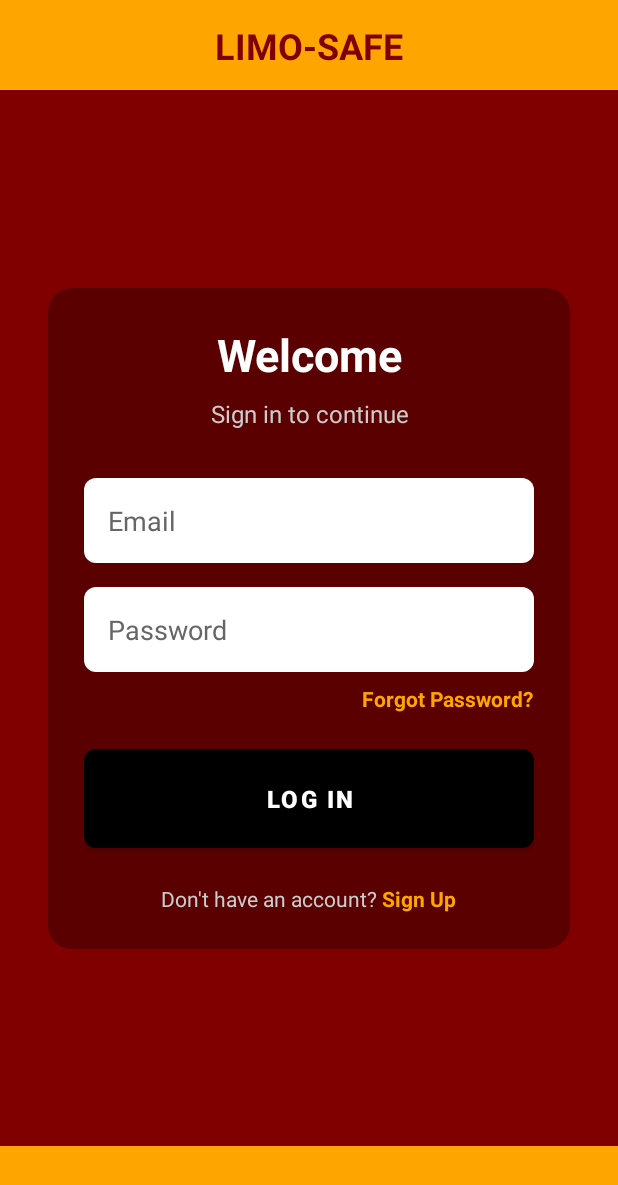
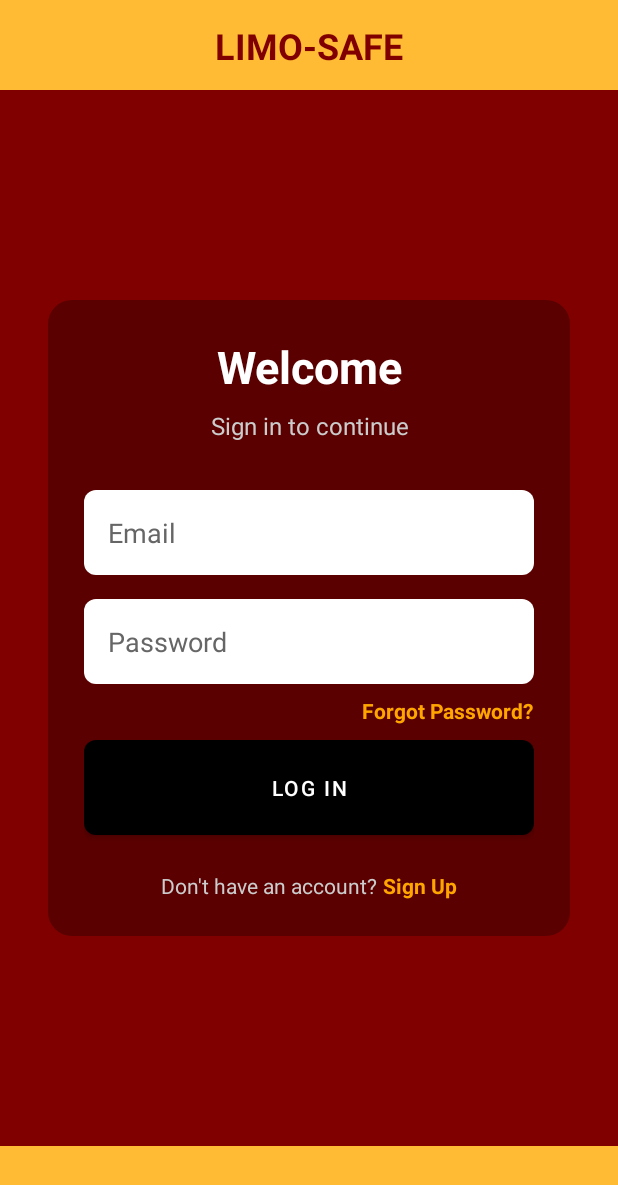
Before and after one commit to JEFFUUUUUUUUU/LIMO-Safe-App, an Android app: the screen it shows after launch (MainActivity), after a tap on "PRESS TO ENTER", on a phone screen of 412 x 824 dp. Shown: the top 1185 px of the screen. Run offline under Robolectric (Android 15) with nearby library versions, the phone set to English and light mode, and no system bars; our stand-ins replace Firebase (no records; nobody signed in at launch, a user with empty details on screens opened directly).

Commit message:
FIX ERROR IN MC IDLE TIMER

```diff
--- a/app/src/main/java/com/example/limo_safe/LoginFragment.kt
+++ b/app/src/main/java/com/example/limo_safe/LoginFragment.kt
@@ -32,11 +32,17 @@ class LoginFragment : BaseFragment() {
         container: ViewGroup?,
         savedInstanceState: Bundle?
     ): View? {
-        return inflater.inflate(R.layout.fragment_login, container, false)
+        val view = inflater.inflate(R.layout.fragment_login, container, false)
+        view.visibility = View.VISIBLE
+        return view
     }
 
     override fun onViewCreated(view: View, savedInstanceState: Bundle?) {
         super.onViewCreated(view, savedInstanceState)
+
+        // Ensure fragment container is visible
+        requireActivity().findViewById<View>(R.id.fragmentContainer).visibility = View.VISIBLE
+
         auth = FirebaseAuth.getInstance()
         dialogManager = DialogManager(requireContext())
         initializeViews(view)
@@ -71,6 +77,18 @@ class LoginFragment : BaseFragment() {
         loginButton = view.findViewById(R.id.loginButton)
         signUpText = view.findViewById(R.id.signUpText)
         forgotPasswordText = view.findViewById(R.id.forgotPasswordText)
+
+        // Ensure all views are visible
+        emailEditText.visibility = View.VISIBLE
+        passwordEditText.visibility = View.VISIBLE
+        loginButton.visibility = View.VISIBLE
+        signUpText.visibility = View.VISIBLE
+        forgotPasswordText.visibility = View.VISIBLE
+
+        // Set proper background colors
+        view.setBackgroundColor(resources.getColor(android.R.color.transparent, null))
+        view.findViewById<View>(R.id.topBar)?.setBackgroundColor(resources.getColor(android.R.color.holo_orange_light, null))
+        view.findViewById<View>(R.id.bottomBar)?.setBackgroundColor(resources.getColor(android.R.color.holo_orange_light, null))
     }
 
     private fun setupClickListeners() {
@@ -116,24 +134,20 @@ class LoginFragment : BaseFragment() {
     private fun handleSuccessfulLogin() {
         val currentUser = auth.currentUser
         if (currentUser != null && currentUser.isEmailVerified) {
-            // Clear any existing preferences
-            clearAllPreferences()
+            // Dismiss any active dialogs
+            dialogManager.dismissActiveDialog()
 
-            // Start a fresh session
-            sessionManager.userActivityDetected()
-
-            // Navigate to MC fragment
-            navigateToMC()
+            // Let MainActivity handle the navigation
+            (activity as? MainActivity)?.let { mainActivity ->
+                // Ensure we're on the main thread
+                view?.post {
+                    mainActivity.onLoginSuccessful()
+                }
+            }
         } else {
             Toast.makeText(requireContext(), "Please verify your email first", Toast.LENGTH_LONG).show()
+            auth.signOut()
         }
-    }
-
-    private fun navigateToMC() {
-        val mcFragment = MCFragment()
-        parentFragmentManager.beginTransaction()
-            .replace(R.id.fragmentContainer, mcFragment)
-            .commit()
     }
 
     private fun navigateToSignUp() {
--- a/app/src/main/java/com/example/limo_safe/MainActivity.kt
+++ b/app/src/main/java/com/example/limo_safe/MainActivity.kt
@@ -8,14 +8,14 @@ import android.widget.Button
 import android.widget.LinearLayout
 import androidx.appcompat.app.AppCompatActivity
 import androidx.fragment.app.FragmentManager
+import com.google.firebase.auth.FirebaseAuth
 import com.example.limo_safe.Object.SessionManager
-import com.google.firebase.auth.FirebaseAuth
 
 class MainActivity : AppCompatActivity(), FragmentManager.OnBackStackChangedListener {
     private lateinit var auth: FirebaseAuth
+    lateinit var sessionManager: SessionManager
     private lateinit var mainContent: LinearLayout
     private lateinit var pressToEnterButton: Button
-    lateinit var sessionManager: SessionManager
 
     override fun onCreate(savedInstanceState: Bundle?) {
         super.onCreate(savedInstanceState)
@@ -25,16 +25,20 @@ class MainActivity : AppCompatActivity(), FragmentManager.OnBackStackChangedList
         auth = FirebaseAuth.getInstance()
         supportFragmentManager.addOnBackStackChangedListener(this)
 
+        mainContent = findViewById(R.id.mainContent)
+        pressToEnterButton = findViewById(R.id.pressToEnterButton)
+
         // Initialize session manager
         sessionManager = SessionManager(this) {
             // On session timeout/logout
-            auth.signOut()
-            clearBackStackAndNavigateToLogin()
+            runOnUiThread {
+                auth.signOut()
+                clearAllPreferences()
+                clearBackStackAndNavigateToLogin()
+            }
         }
 
-        mainContent = findViewById(R.id.mainContent)
-        pressToEnterButton = findViewById(R.id.pressToEnterButton)
-
+        // Set up click listener for the enter button
         pressToEnterButton.setOnClickListener {
             sessionManager.userActivityDetected()
             navigateToLogin()
@@ -48,19 +52,58 @@ class MainActivity : AppCompatActivity(), FragmentManager.OnBackStackChangedList
             false
         }
 
-        // Check if user is already logged in
+        // Check initial state
         if (savedInstanceState == null) {
-            val currentUser = auth.currentUser
-            if (currentUser != null && !currentUser.isEmailVerified) {
-                // If email is not verified, show login screen
-                clearBackStackAndNavigateToLogin()
-            }
+            checkInitialState()
         }
     }
 
-    override fun onResume() {
-        super.onResume()
-        sessionManager.userActivityDetected()
+    private fun checkInitialState() {
+        val currentUser = auth.currentUser
+        if (currentUser != null) {
+            if (currentUser.isEmailVerified) {
+                // User is logged in and verified, go to MC
+                mainContent.visibility = View.GONE
+                sessionManager.onLoginSuccess()
+                onLoginSuccessful()
+            } else {
+                // Email not verified, go to login
+                clearBackStackAndNavigateToLogin()
+            }
+        } else {
+            // No user, show initial screen
+            mainContent.visibility = View.VISIBLE
+            pressToEnterButton.visibility = View.VISIBLE
+        }
+    }
+
+    fun onLoginSuccessful() {
+        // Clear any existing fragments first
+        supportFragmentManager.popBackStack(null, FragmentManager.POP_BACK_STACK_INCLUSIVE)
+
+        // Initialize session
+        sessionManager.onLoginSuccess()
+
+        // Hide main content and login fragment
+        mainContent.visibility = View.GONE
+        supportFragmentManager.findFragmentById(R.id.fragmentContainer)?.view?.visibility = View.GONE
+
+        // Create and show MC fragment
+        val mcFragment = MCFragment()
+        supportFragmentManager.beginTransaction()
+            .setCustomAnimations(
+                android.R.anim.fade_in,
+                android.R.anim.fade_out
+            )
+            .replace(R.id.fragmentContainer, mcFragment)
+            .commitNow()
+
+        // Post-transaction cleanup
+        supportFragmentManager.executePendingTransactions()
+
+        // Ensure MC fragment is visible
+        mcFragment.view?.visibility = View.VISIBLE
+        mcFragment.view?.bringToFront()
     }
 
     private fun clearBackStackAndNavigateToLogin() {
@@ -68,17 +111,37 @@ class MainActivity : AppCompatActivity(), FragmentManager.OnBackStackChangedList
         supportFragmentManager.popBackStack(null, FragmentManager.POP_BACK_STACK_INCLUSIVE)
 
         // Clear any session-related preferences
+        clearAllPreferences()
+
+        // Show the main content and hide fragment container
+        mainContent.visibility = View.GONE
+
+        // Get fragment container and ensure it's visible
+        val fragmentContainer = findViewById<View>(R.id.fragmentContainer)
+        fragmentContainer.visibility = View.VISIBLE
+        fragmentContainer.bringToFront()
+
+        // Navigate to login with animation
+        val loginFragment = LoginFragment.newInstance()
+        supportFragmentManager.beginTransaction()
+            .setCustomAnimations(
+                android.R.anim.fade_in,
+                android.R.anim.fade_out
+            )
+            .replace(R.id.fragmentContainer, loginFragment)
+            .commitNow()
+
+        // Force layout update
+        fragmentContainer.post {
+            fragmentContainer.requestLayout()
+            fragmentContainer.invalidate()
+        }
+    }
+
+    private fun clearAllPreferences() {
         getSharedPreferences("MorseCodePrefs", Context.MODE_PRIVATE).edit().clear().apply()
         getSharedPreferences("LIMOSafePrefs", Context.MODE_PRIVATE).edit().clear().apply()
-
-        // Show the main content
-        mainContent.visibility = View.GONE
-
-        // Navigate to login
-        val loginFragment = LoginFragment.newInstance()
-        supportFragmentManager.beginTransaction()
-            .replace(R.id.fragmentContainer, loginFragment)
-            .commit()
+        getSharedPreferences("UserPrefs", Context.MODE_PRIVATE).edit().clear().apply()
     }
 
     private fun navigateToLogin() {
@@ -86,43 +149,21 @@ class MainActivity : AppCompatActivity(), FragmentManager.OnBackStackChangedList
         val loginFragment = LoginFragment.newInstance()
         supportFragmentManager.beginTransaction()
             .replace(R.id.fragmentContainer, loginFragment)
-            .addToBackStack(null)
-            .commit()
+            .commitAllowingStateLoss()
     }
 
-    private fun navigateToMC() {
-        mainContent.visibility = View.GONE
-        val mcFragment = MCFragment()
-        supportFragmentManager.beginTransaction()
-            .replace(R.id.fragmentContainer, mcFragment)
-            .addToBackStack(null)
-            .commit()
-    }
-
-    override fun onBackPressed() {
-        if (supportFragmentManager.backStackEntryCount > 0) {
-            supportFragmentManager.popBackStack()
-        } else {
-            super.onBackPressed()
+    override fun onResume() {
+        super.onResume()
+        if (auth.currentUser != null) {
+            sessionManager.userActivityDetected()
         }
     }
 
     override fun onBackStackChanged() {
-        sessionManager.userActivityDetected()
-        if (supportFragmentManager.backStackEntryCount == 0) {
+        val currentFragment = supportFragmentManager.findFragmentById(R.id.fragmentContainer)
+        if (currentFragment == null) {
             mainContent.visibility = View.VISIBLE
-        } else {
-            mainContent.visibility = View.GONE
         }
-    }
-
-    override fun dispatchTouchEvent(ev: MotionEvent?): Boolean {
-        ev?.let {
-            if (it.action == MotionEvent.ACTION_DOWN) {
-                sessionManager.userActivityDetected()
-            }
-        }
-        return super.dispatchTouchEvent(ev)
     }
 
     override fun onDestroy() {
--- a/app/src/main/java/com/example/limo_safe/Object/SessionManager.kt
+++ b/app/src/main/java/com/example/limo_safe/Object/SessionManager.kt
@@ -1,153 +1,100 @@
 package com.example.limo_safe.Object
 
+import android.app.Activity
 import android.content.Context
 import android.os.Handler
 import android.os.Looper
 import android.widget.Toast
-import androidx.fragment.app.FragmentActivity
-import androidx.lifecycle.Lifecycle
-import androidx.lifecycle.LifecycleObserver
-import androidx.lifecycle.OnLifecycleEvent
-import com.example.limo_safe.LoginFragment
 import com.google.firebase.auth.FirebaseAuth
 
-class SessionManager(
-    private val activity: FragmentActivity,
-    private val onLogout: () -> Unit
-) : LifecycleObserver {
-
-    private var handler: Handler = Handler(Looper.getMainLooper())
+class SessionManager(private val activity: Activity, private val onSessionTimeout: () -> Unit) {
+    private val handler = Handler(Looper.getMainLooper())
     private var sessionTimeoutRunnable: Runnable? = null
-    private var warningRunnable: Runnable? = null
-    private val SESSION_TIMEOUT = 300000L // 5 minutes in milliseconds
-    private val WARNING_TIME = 290000L // Show warning 10 seconds before timeout (5 minutes - 10 seconds)
-    private val PREFS_NAME = "LIMOSafePrefs"
-
-    private val firebaseAuth: FirebaseAuth = FirebaseAuth.getInstance()
-    private var isWarningShown = false
-    private var isTimeoutShown = false
+    private val SESSION_TIMEOUT = 150000L // 2.5 minutes
+    private val WARNING_TIME = 140000L // 2.5 minutes - show warning 10 seconds before timeout
+    private val prefs = activity.getSharedPreferences("SessionPrefs", Context.MODE_PRIVATE)
+    private val auth = FirebaseAuth.getInstance()
 
     init {
-        activity.lifecycle.addObserver(this)
+        checkSession()
+    }
+
+    fun onLoginSuccess() {
+        prefs.edit().apply {
+            putBoolean("isLoggedIn", true)
+            putLong("lastActivityTime", System.currentTimeMillis())
+            apply()
+        }
         resetSessionTimeout()
     }
 
-    private fun isUserSignedIn(): Boolean {
-        return firebaseAuth.currentUser != null
-    }
+    fun resetSessionTimeout() {
+        sessionTimeoutRunnable?.let { handler.removeCallbacks(it) }
 
-    private fun clearAllRunnables() {
-        sessionTimeoutRunnable?.let { handler.removeCallbacks(it) }
-        warningRunnable?.let { handler.removeCallbacks(it) }
-        sessionTimeoutRunnable = null
-        warningRunnable = null
-        isWarningShown = false
-        isTimeoutShown = false
-    }
+        // First set up warning
+        handler.postDelayed({
+            if (isLoggedIn()) {
+                activity.runOnUiThread {
+                    Toast.makeText(activity, "Session will timeout in 10 seconds due to inactivity", Toast.LENGTH_LONG).show()
+                }
+            }
+        }, WARNING_TIME)
 
-    private fun clearAllPreferences() {
-        // Clear LIMOSafe preferences
-        activity.getSharedPreferences(PREFS_NAME, Context.MODE_PRIVATE)
-            .edit()
-            .clear()
-            .apply()
-
-        // Clear Morse code preferences
-        activity.getSharedPreferences("MorseCodePrefs", Context.MODE_PRIVATE)
-            .edit()
-            .clear()
-            .apply()
-
-        // Clear any other app preferences
-        activity.getSharedPreferences("UserPrefs", Context.MODE_PRIVATE)
-            .edit()
-            .clear()
-            .apply()
-    }
-
-    private fun resetSessionTimeout() {
-        clearAllRunnables()
-
-        // Only set up timeouts if user is signed in
-        if (!isUserSignedIn()) {
-            return
-        }
-
-        // Create warning runnable
-        warningRunnable = Runnable {
-            if (isUserSignedIn() && !isWarningShown) {
-                isWarningShown = true
-                Toast.makeText(
-                    activity,
-                    "Warning: Session will timeout in 10 seconds due to inactivity",
-                    Toast.LENGTH_LONG
-                ).show()
+        // Then set up timeout
+        sessionTimeoutRunnable = Runnable {
+            if (isLoggedIn()) {
+                activity.runOnUiThread {
+                    Toast.makeText(activity, "Session timeout. Please login again.", Toast.LENGTH_LONG).show()
+                    performTimeout()
+                }
             }
         }
 
-        // Create timeout runnable
-        sessionTimeoutRunnable = Runnable {
-            if (isUserSignedIn() && !isTimeoutShown) {
-                isTimeoutShown = true
+        handler.postDelayed(sessionTimeoutRunnable!!, SESSION_TIMEOUT)
 
-                // Clear all preferences first
-                clearAllPreferences()
+        // Update last activity time
+        prefs.edit().putLong("lastActivityTime", System.currentTimeMillis()).apply()
+    }
 
-                // Sign out the user
-                firebaseAuth.signOut()
+    private fun performTimeout() {
+        // Sign out from Firebase
+        auth.signOut()
 
-                Toast.makeText(activity, "Session timeout due to inactivity", Toast.LENGTH_LONG).show()
+        // Clear session state
+        logout()
 
-                // Clear the back stack and navigate to login
-                activity.supportFragmentManager.popBackStack(null, androidx.fragment.app.FragmentManager.POP_BACK_STACK_INCLUSIVE)
-
-                // Create a new instance of LoginFragment
-                val loginFragment = LoginFragment.newInstance()
-
-                // Replace current fragment with login
-                activity.supportFragmentManager.beginTransaction()
-                    .replace(android.R.id.content, loginFragment)
-                    .commit()
-
-                // Notify the activity
-                onLogout.invoke()
-
-                // Clear all runnables after timeout
-                clearAllRunnables()
-            }
-        }
-
-        // Schedule both runnables
-        warningRunnable?.let {
-            handler.postDelayed(it, WARNING_TIME)
-        }
-
-        sessionTimeoutRunnable?.let {
-            handler.postDelayed(it, SESSION_TIMEOUT)
-        }
+        // Notify activity of timeout
+        onSessionTimeout.invoke()
     }
 
     fun userActivityDetected() {
-        if (isUserSignedIn()) {
+        if (isLoggedIn()) {
             resetSessionTimeout()
         }
     }
 
-    @OnLifecycleEvent(Lifecycle.Event.ON_STOP)
-    fun onAppBackgrounded() {
-        clearAllRunnables()
-    }
+    fun checkSession() {
+        val isLoggedIn = prefs.getBoolean("isLoggedIn", false)
+        val lastActivityTime = prefs.getLong("lastActivityTime", 0)
+        val currentTime = System.currentTimeMillis()
 
-    @OnLifecycleEvent(Lifecycle.Event.ON_START)
-    fun onAppForegrounded() {
-        if (isUserSignedIn()) {
+        if (isLoggedIn && (currentTime - lastActivityTime > SESSION_TIMEOUT)) {
+            performTimeout()
+        } else if (isLoggedIn) {
             resetSessionTimeout()
         }
     }
 
-    @OnLifecycleEvent(Lifecycle.Event.ON_DESTROY)
-    fun cleanup() {
-        clearAllRunnables()
-        activity.lifecycle.removeObserver(this)
+    fun isLoggedIn(): Boolean {
+        return prefs.getBoolean("isLoggedIn", false)
+    }
+
+    fun logout() {
+        sessionTimeoutRunnable?.let { handler.removeCallbacks(it) }
+        prefs.edit().apply {
+            putBoolean("isLoggedIn", false)
+            putLong("lastActivityTime", 0)
+            apply()
+        }
     }
 }
--- a/app/src/main/res/layout/activity_main.xml
+++ b/app/src/main/res/layout/activity_main.xml
@@ -12,6 +12,7 @@
         android:layout_height="wrap_content"
         android:orientation="vertical"
         android:gravity="center"
+        android:visibility="visible"
         app:layout_constraintBottom_toBottomOf="parent"
         app:layout_constraintEnd_toEndOf="parent"
         app:layout_constraintStart_toStartOf="parent"
@@ -50,6 +51,7 @@
         android:id="@+id/fragmentContainer"
         android:layout_width="match_parent"
         android:layout_height="match_parent"
+        android:visibility="gone"
         app:layout_constraintTop_toTopOf="parent"
         app:layout_constraintBottom_toBottomOf="parent"
         app:layout_constraintStart_toStartOf="parent"
--- a/app/src/main/res/layout/fragment_login.xml
+++ b/app/src/main/res/layout/fragment_login.xml
@@ -3,7 +3,8 @@
     xmlns:app="http://schemas.android.com/apk/res-auto"
     android:layout_width="match_parent"
     android:layout_height="match_parent"
-    android:background="#800000">
+    android:background="#800000"
+    android:visibility="visible">
 
     <!-- Top Orange Bar with App Name -->
     <View
@@ -11,6 +12,7 @@
         android:layout_width="match_parent"
         android:layout_height="60dp"
         android:background="#FFA500"
+        android:visibility="visible"
         app:layout_constraintTop_toTopOf="parent"/>
 
     <TextView
@@ -20,6 +22,7 @@
         android:textColor="#800000"
         android:textSize="24sp"
         android:textStyle="bold"
+        android:visibility="visible"
         app:layout_constraintTop_toTopOf="@id/topBar"
         app:layout_constraintBottom_toBottomOf="@id/topBar"
         app:layout_constraintStart_toStartOf="parent"
@@ -31,6 +34,7 @@
         android:layout_width="match_parent"
         android:layout_height="60dp"
         android:background="#FFA500"
+        android:visibility="visible"
         app:layout_constraintBottom_toBottomOf="parent"/>
 
     <LinearLayout
@@ -42,6 +46,7 @@
         android:padding="24dp"
         android:background="@drawable/rounded_corner_bg"
         android:layout_marginVertical="16dp"
+        android:visibility="visible"
         app:layout_constraintBottom_toBottomOf="parent"
         app:layout_constraintEnd_toEndOf="parent"
         app:layout_constraintStart_toStartOf="parent"
@@ -56,6 +61,7 @@
             android:textSize="30sp"
             android:textStyle="bold"
             android:gravity="center"
+            android:visibility="visible"
             android:textAlignment="center" />
 
         <TextView
@@ -66,6 +72,7 @@
             android:textSize="16sp"
             android:layout_marginTop="8dp"
             android:gravity="center"
+            android:visibility="visible"
             android:textAlignment="center" />
 
         <EditText
@@ -78,6 +85,7 @@
             android:inputType="textEmailAddress"
             android:padding="16dp"
             android:textColor="#333333"
+            android:visibility="visible"
             android:textColorHint="#666666" />
 
         <EditText
@@ -90,8 +98,8 @@
             android:inputType="textPassword"
             android:padding="16dp"
             android:textColor="#333333"
+            android:visibility="visible"
             android:textColorHint="#666666" />
-
         <TextView
             android:id="@+id/forgotPasswordText"
             android:layout_width="wrap_content"
@@ -100,46 +108,48 @@
             android:layout_marginTop="8dp"
             android:text="Forgot Password?"
             android:textColor="#FFA500"
+            android:visibility="visible"
             android:textSize="14sp"
-            android:textStyle="bold"
-            android:clickable="true"
-            android:focusable="true"/>
-
+            android:textStyle="bold" />
         <Button
             android:id="@+id/loginButton"
             android:layout_width="match_parent"
             android:layout_height="wrap_content"
-            android:layout_marginTop="24dp"
+            android:layout_marginTop="10dp"
             android:background="@drawable/button_bg"
-            android:text="Log In"
-            android:textColor="@color/white"
-            android:textSize="16sp"
-            android:textStyle="bold"
-            android:padding="16dp"/>
+            android:text="LOG IN"
+            android:textColor="@android:color/white"
+            android:visibility="visible"
+            android:padding="16dp" />
 
         <LinearLayout
             android:layout_width="wrap_content"
             android:layout_height="wrap_content"
-            android:orientation="horizontal"
-            android:layout_marginTop="24dp">
+            android:layout_marginTop="24dp"
+            android:gravity="center"
+            android:visibility="visible"
+            android:orientation="horizontal">
 
             <TextView
                 android:layout_width="wrap_content"
                 android:layout_height="wrap_content"
-                android:text="Don't have an account? "
+                android:text="Don't have an account?"
                 android:textColor="#CCCCCC"
-                android:textSize="14sp"/>
+                android:visibility="visible"
+                android:textSize="14sp" />
 
             <TextView
                 android:id="@+id/signUpText"
                 android:layout_width="wrap_content"
                 android:layout_height="wrap_content"
+                android:layout_marginStart="4dp"
                 android:text="Sign Up"
                 android:textColor="#FFA500"
+                android:visibility="visible"
                 android:textSize="14sp"
-                android:textStyle="bold"
-                android:clickable="true"
-                android:focusable="true"/>
+                android:textStyle="bold" />
         </LinearLayout>
+
     </LinearLayout>
+
 </androidx.constraintlayout.widget.ConstraintLayout>
```
Also changed, not shown: app/src/main/java/com/example/limo_safe/MCFragment.kt (+32 -1 lines), app/src/main/java/com/example/limo_safe/MonitoringFragment.kt (+5 -3 lines), app/src/main/res/layout/fragment_mc.xml (+24 -1 lines).
